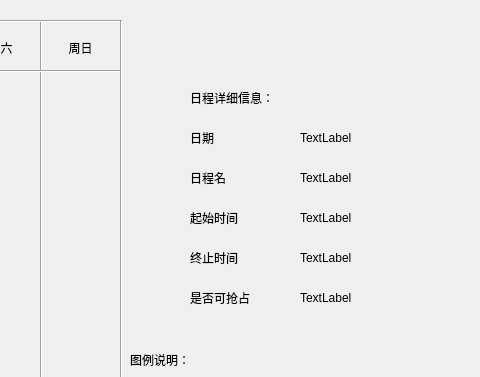
This is OutTime/timetable.ui in agilelike/OurTime as Qt 5 draws it before an edit; both pictures show x 720 to 1200 and y 0 to 377 of the 1200 by 480 pixel window. The edited form follows.
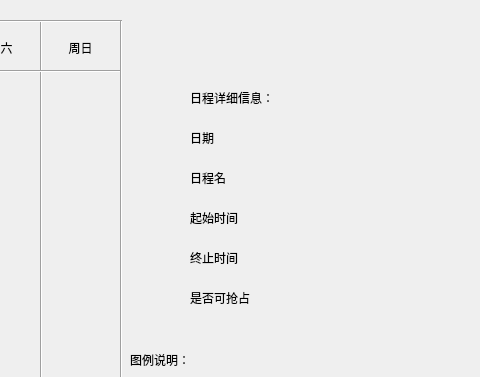
This is the edited form.

What changed in the file:
```diff
--- a/OutTime/timetable.ui
+++ b/OutTime/timetable.ui
@@ -146,7 +146,7 @@
 </string>
    </property>
    <property name="text">
-    <string>TextLabel</string>
+    <string/>
    </property>
   </widget>
   <widget class="QLabel" name="l1">
@@ -194,7 +194,7 @@
     <string notr="true">font: 9pt &quot;等线&quot;;</string>
    </property>
    <property name="text">
-    <string>TextLabel</string>
+    <string/>
    </property>
   </widget>
   <widget class="QLabel" name="l4">
@@ -226,7 +226,7 @@
     <string notr="true">font: 9pt &quot;等线&quot;;</string>
    </property>
    <property name="text">
-    <string>TextLabel</string>
+    <string/>
    </property>
   </widget>
   <widget class="QLabel" name="l2">
@@ -258,7 +258,7 @@
     <string notr="true">font: 9pt &quot;等线&quot;;</string>
    </property>
    <property name="text">
-    <string>TextLabel</string>
+    <string/>
    </property>
   </widget>
   <widget class="QLabel" name="label_15">
@@ -306,7 +306,7 @@
     <string notr="true">font: 9pt &quot;等线&quot;;</string>
    </property>
    <property name="text">
-    <string>TextLabel</string>
+    <string/>
    </property>
   </widget>
   <widget class="QLabel" name="label_18">
```
